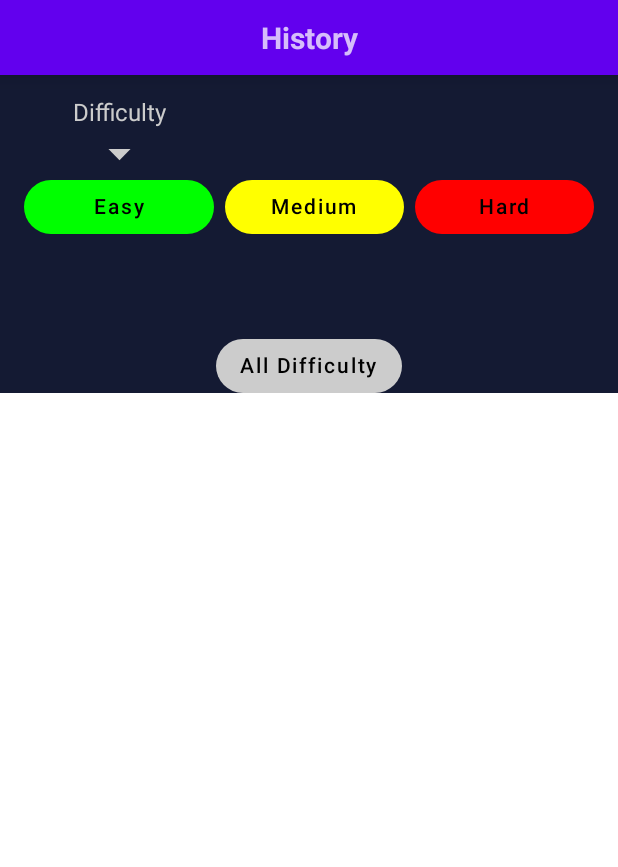
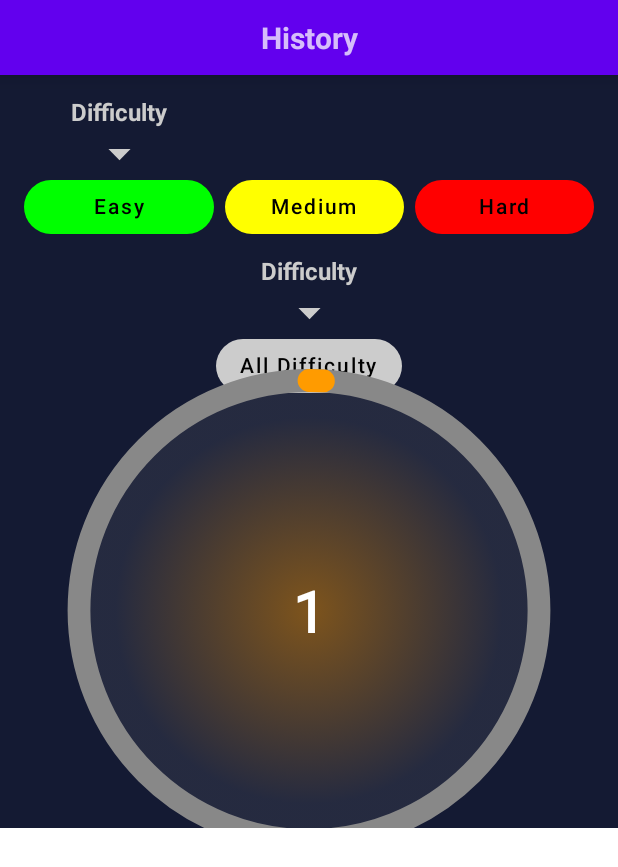
Before and after one commit to XIIIXIIXIXI/QuizApp, an Android app built with Jetpack Compose: the @Preview function SelectedCategoryScreenPreview, on a phone screen of 412 x 824 dp. Shown: the top 867 px of the screen. Run offline under Robolectric (Android 15) with nearby library versions, the phone set to English and light mode, and no system bars; libraries missing offline, so code that uses them is left out: com.ramcosta.composedestinations.

Commit message:
Circular Question Selection

```diff
--- /dev/null
+++ b/app/src/main/java/com/example/quizapp/presentation/categoryScreens/CircularDragger.kt
@@ -0,0 +1,164 @@
+package com.example.quizapp.presentation.categoryScreens
+
+import android.graphics.Paint
+import androidx.compose.foundation.Canvas
+import androidx.compose.foundation.background
+import androidx.compose.foundation.gestures.detectDragGestures
+import androidx.compose.foundation.layout.Box
+import androidx.compose.foundation.layout.fillMaxSize
+import androidx.compose.foundation.layout.size
+import androidx.compose.runtime.*
+import androidx.compose.ui.Modifier
+import androidx.compose.ui.geometry.Offset
+import androidx.compose.ui.geometry.Size
+import androidx.compose.ui.graphics.*
+import androidx.compose.ui.graphics.PaintingStyle.Companion.Stroke
+import androidx.compose.ui.graphics.drawscope.Stroke
+import androidx.compose.ui.graphics.drawscope.drawIntoCanvas
+import androidx.compose.ui.input.pointer.pointerInput
+import androidx.compose.ui.tooling.preview.Preview
+import androidx.compose.ui.unit.dp
+import androidx.compose.ui.unit.sp
+import com.example.quizapp.ui.theme.ColorHistory
+import kotlin.math.*
+
+@Composable
+fun CircularDragger(
+    modifier: Modifier = Modifier,
+    initialValue:Int,
+    minValue:Int = 1,
+    maxValue:Int = 100,
+    colorOne: Color,
+    colorTwo: Color,
+    circleRadius:Float,
+    onChange:(Int)->Unit
+    ){
+    var position by remember {
+        mutableStateOf(initialValue)
+    }
+    var circleCenter by remember {
+        mutableStateOf(Offset.Zero)
+    }
+    var startAngle by remember {
+        mutableStateOf(0f)
+    }
+    var oldPosition by remember {
+        mutableStateOf(initialValue)
+    }
+
+    var changeAngle by remember {
+        mutableStateOf(0f)
+    }
+
+    Box(
+        modifier = Modifier
+    ){
+        Canvas(
+            modifier = Modifier.pointerInput(true) {
+                detectDragGestures(
+                    onDragStart = {offset ->
+                        startAngle = -atan2(
+                            x = circleCenter.y - offset.y,
+                            y = circleCenter.x - offset.x
+                        ) * (180 / PI).toFloat()
+                     //https://developer.mozilla.org/en-US/docs/Web/JavaScript/Reference/Global_Objects/Math/atan2
+                //we get tha position from -180 to 180 we want it to 360 degrees
+                        startAngle = startAngle.mod(360f)
+                    },
+                    onDrag = {change, _ ->
+                        var touchAngle = -atan2(
+                            x = circleCenter.y - change.position.y,
+                            y = circleCenter.x - change.position.x
+                        ) * (180 / PI).toFloat()
+                        touchAngle = touchAngle.mod(360f)
+                                                                //current angle
+                        changeAngle = touchAngle - oldPosition*360f/(maxValue-minValue)
+
+                        //so the user can only drag from the position where it is.
+                        val lowerThreshold = oldPosition * 360f/(maxValue-minValue)  - (360f /(maxValue-minValue) *5)
+                        val higherThreshold = oldPosition * 360f/(maxValue-minValue)  + (360f /(maxValue-minValue) *5)
+
+                        if(startAngle in lowerThreshold .. higherThreshold){
+                            position = (oldPosition + (changeAngle/(360f/(maxValue-minValue))).roundToInt())
+
+                        }
+
+                    },
+                    onDragEnd = {
+                        oldPosition = position
+                        onChange(position)
+                    }
+                )
+            }
+
+                .fillMaxSize()
+                ){
+                val height = size.height
+                val width = size.width
+                circleCenter = Offset(y = height/2f, x = width/2f)
+                val thickness = width / 25f
+
+                drawCircle(
+                    brush = Brush.radialGradient(
+                        listOf(
+                            colorOne.copy(0.45f),
+                            colorTwo.copy(0.15f)
+                        )
+                    ),
+                    center = circleCenter,
+                    radius = circleRadius
+                )
+                drawCircle(
+                    style = Stroke(
+                        width = thickness
+                    ),
+                    center = circleCenter,
+                    radius = circleRadius,
+                    color = colorTwo
+
+                )
+                drawArc(
+                    style = Stroke(
+                        cap = StrokeCap.Round,
+                        width = thickness
+                    ),
+                    sweepAngle = (360f/maxValue) * position.toFloat(),
+                    startAngle = 270f,
+                    color = colorOne,
+                    size = Size(
+                        height = circleRadius * 2f,
+                        width = circleRadius *2f,
+                    ),
+                    useCenter = false,
+                    topLeft = Offset(
+                        (width - circleRadius *2f)/2f,
+                        (height - circleRadius *2f)/2f
+                    )
+                )
+
+                drawContext.canvas.nativeCanvas.apply {
+                    drawIntoCanvas {
+                        drawText(
+                            "$position",
+                            circleCenter.x,
+                            circleCenter.y +45.dp.toPx()/3f,
+                            Paint().apply {
+                                textSize = 38.sp.toPx()
+                                textAlign = Paint.Align.CENTER
+                                color = Color.White.toArgb()
+                                isFakeBoldText = true
+                            }
+                        )
+                    }
+                }
+
+            }
+            }
+    }
+
+
+@Preview(showBackground = true)
+@Composable
+fun CircularDraggerPreview(){
+    CircularDragger(modifier = Modifier.size(250.dp).background(Color.Gray), initialValue = 67, colorOne = ColorHistory, colorTwo = Color.Gray, circleRadius = 230f, onChange = {})
+}
--- a/app/src/main/java/com/example/quizapp/presentation/categoryScreens/SelectedCategoryDifficulty.kt
+++ b/app/src/main/java/com/example/quizapp/presentation/categoryScreens/SelectedCategoryDifficulty.kt
@@ -11,6 +11,7 @@ import androidx.compose.ui.Alignment
 import androidx.compose.ui.Modifier
 import androidx.compose.ui.draw.clip
 import androidx.compose.ui.graphics.Color
+import androidx.compose.ui.text.font.FontWeight
 import androidx.compose.ui.tooling.preview.Preview
 import androidx.compose.ui.unit.dp
 import androidx.compose.ui.unit.sp
@@ -33,7 +34,8 @@ fun SelectedCategoryDifficulty(
         if (selected) {
             Text(
                 text = "Difficulty",
-                color = Color.LightGray
+                color = Color.LightGray,
+                fontWeight = FontWeight.Bold
             )
             Icon(
                 imageVector = Icons.Default.ArrowDropDown,
--- a/app/src/main/java/com/example/quizapp/presentation/categoryScreens/SelectedCategoryScreen.kt
+++ b/app/src/main/java/com/example/quizapp/presentation/categoryScreens/SelectedCategoryScreen.kt
@@ -20,6 +20,7 @@ import androidx.compose.ui.graphics.vector.ImageVector
 import androidx.compose.ui.tooling.preview.Preview
 import androidx.compose.ui.unit.dp
 import com.example.quizapp.presentation.composables.TopAppBar
+import com.example.quizapp.ui.theme.ColorHistory
 import com.example.quizapp.ui.theme.QuizAppTheme
 import com.example.quizapp.ui.theme.Shapes
 import com.example.quizapp.ui.theme.TopBarExpendedHeight
@@ -35,8 +36,32 @@ fun SelectedCategoryScreen(
         LazyColumn(contentPadding = PaddingValues(top = TopBarExpendedHeight)){
             item{
                 ChooseDifficultyHeader()
+                CircularProcess()
             }
         }
+    }
+}
+
+@Composable
+fun CircularProcess() {
+    Box(
+        modifier = Modifier
+            .fillMaxWidth()
+            .height(290.dp)
+            .padding( 16.dp)
+            ,
+        contentAlignment = Alignment.Center
+    ){
+        CircularDragger(
+            modifier = Modifier.size(250.dp)
+                .background(Color.Gray),
+            initialValue = 1,
+            colorOne = ColorHistory,
+            colorTwo = Color.Gray,
+            circleRadius = 230f,
+            onChange = {position ->
+                //do something with this
+            })
     }
 }
 
@@ -60,7 +85,7 @@ fun ChooseDifficultyHeader() {
             .fillMaxWidth()
             .height(90.dp)
     ){
-        SelectedCategoryDifficulty(modifier = Modifier, selected = false, difficulty = "All Difficulty", color = Color.LightGray)
+        SelectedCategoryDifficulty(modifier = Modifier, selected = true, difficulty = "All Difficulty", color = Color.LightGray)
     }
 }
 
```
